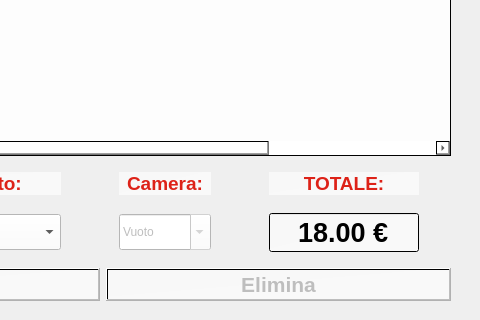
Old version of the form ui/servizio_bar_2.ui in the repository Raccispini/Progetto-Hotel; both pictures show x 620 to 1100 and y 465 to 785 of the 1100 by 785 pixel window.
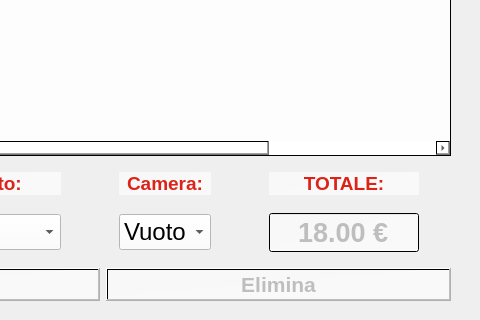
New version of the form. Icons and pictures are not drawn.

The edit to the form file:
```diff
--- a/ui/servizio_bar_2.ui
+++ b/ui/servizio_bar_2.ui
@@ -1740,6 +1740,9 @@
         </item>
         <item row="1" column="3">
          <widget class="QLineEdit" name="LE_totaleconto">
+          <property name="enabled">
+           <bool>false</bool>
+          </property>
           <property name="sizePolicy">
            <sizepolicy hsizetype="Fixed" vsizetype="Fixed">
             <horstretch>0</horstretch>
@@ -1781,7 +1784,7 @@
         <item row="1" column="1">
          <widget class="QComboBox" name="cB_camera">
           <property name="enabled">
-           <bool>false</bool>
+           <bool>true</bool>
           </property>
           <property name="font">
            <font>
@@ -1798,7 +1801,7 @@
 background-color: rgb(255, 255, 255);</string>
           </property>
           <property name="editable">
-           <bool>true</bool>
+           <bool>false</bool>
           </property>
           <item>
            <property name="text">
```
